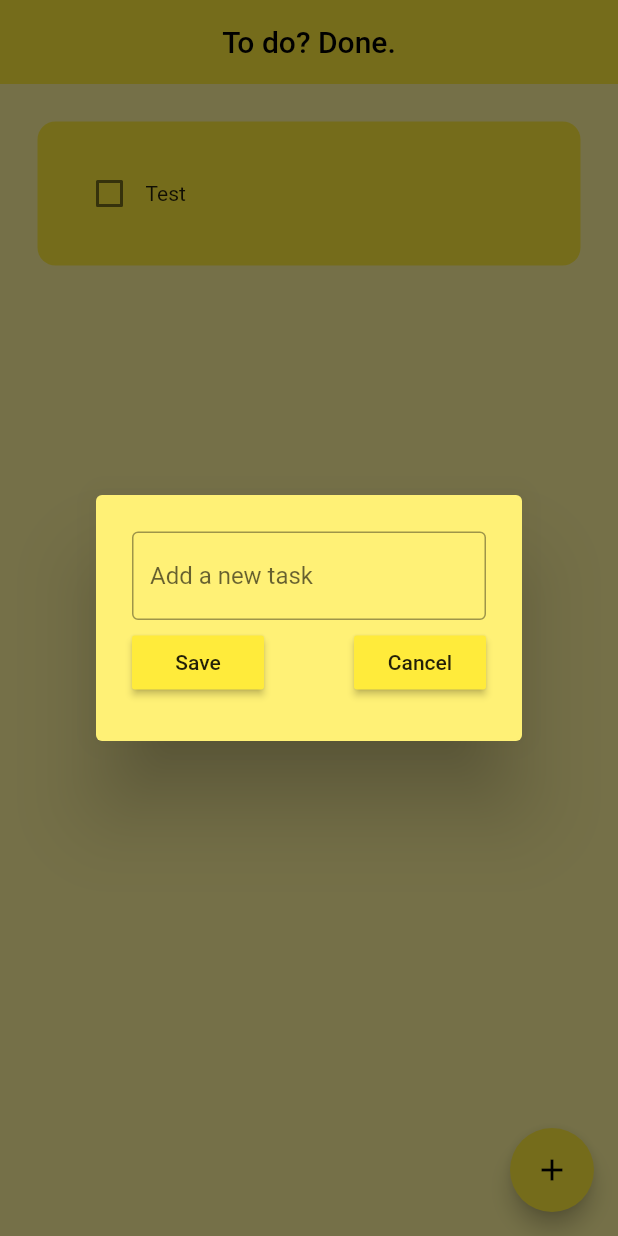
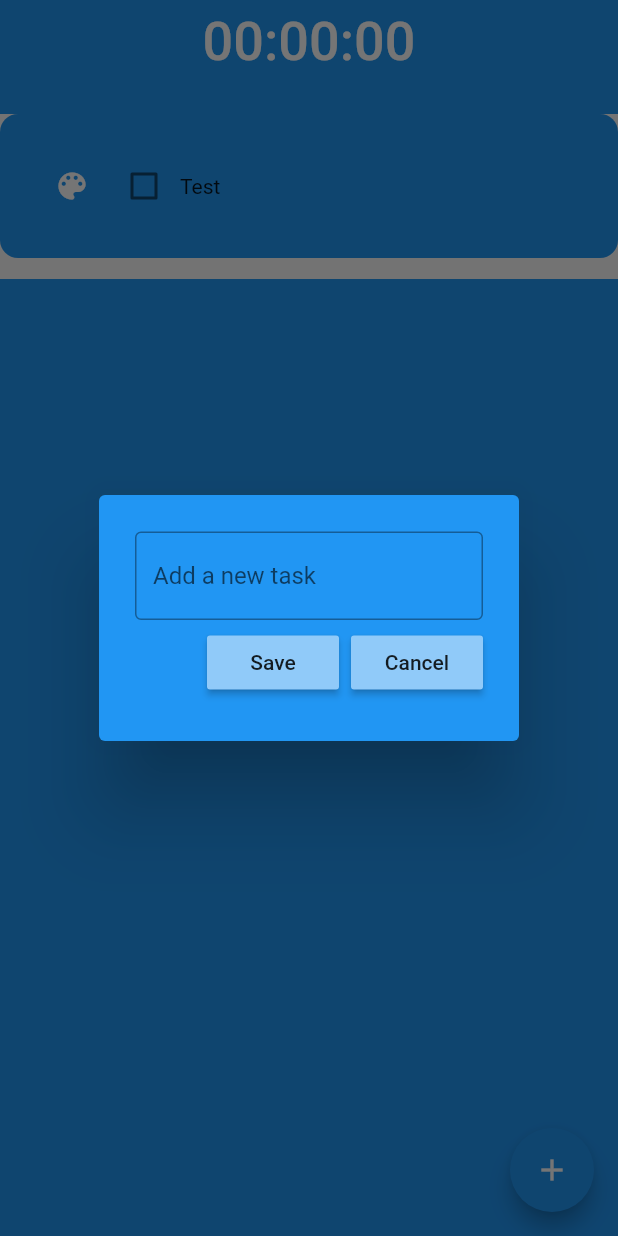
Before and after one commit to JoshuaHorowitz/Done, a Flutter app: the screen it shows after launch, after a tap on the "add" icon, on a phone screen of 412 x 824 dp. Run offline on Flutter 3.47's test engine with Material 2 defaults, Android fonts, the phone set to English and light mode, and no system bars; drawn by our look-alikes of flutter_slidable; our stand-ins replace animated_splash_screen, hive_flutter; missing offline and left inert: flutter_material_color_picker, todoflutter; accounts and stored records are empty.

Commit message:
Added styling and color picker to hive db so tiles keep their color

```diff
--- /dev/null
+++ b/lib/data/database.dart
@@ -0,0 +1,26 @@
+import 'package:flutter/material.dart';
+import 'package:hive_flutter/hive_flutter.dart';
+
+class ToDoDataBase {
+  List toDoList = [];
+
+  // reference our box
+  final _myBox = Hive.box('mybox');
+
+  // run this method if this is the 1st time ever opening this app
+  void createInitialData() {
+    toDoList = [
+      ["Test", false, Colors.blue],
+    ];
+  }
+
+  // load the data from database
+  void loadData() {
+    toDoList = _myBox.get("TODOLIST");
+  }
+
+  // update the database
+  void updateDataBase() {
+    _myBox.put("TODOLIST", toDoList);
+  }
+}
--- a/lib/main.dart
+++ b/lib/main.dart
@@ -1,20 +1,48 @@
+import 'package:animated_splash_screen/animated_splash_screen.dart';
 import 'package:flutter/material.dart';
-import 'package:done/pages/home_page.dart';
+import 'package:hive_flutter/hive_flutter.dart';
+import 'package:todoflutter/pages/splash.dart';
+import 'pages/home_page.dart';
 
-void main() {
+void main() async {
+  // init the hive
+  await Hive.initFlutter();
+
+  // open a box
+  var box = await Hive.openBox('mybox');
   runApp(const MyApp());
 }
 
 class MyApp extends StatelessWidget {
   const MyApp({super.key});
 
-  // This widget is the root of your application.
   @override
   Widget build(BuildContext context) {
     return MaterialApp(
       debugShowCheckedModeBanner: false,
-      home: HomePage(),
-      theme: ThemeData(primarySwatch: Colors.yellow),
+      home: AnimatedSplashScreen(
+          backgroundColor: Colors.blue,
+          splash: Center(
+            child: Container(
+              child: const Text("Got stuff to do?",
+                  style: TextStyle(fontSize: 36, fontWeight: FontWeight.bold)),
+            ),
+          ),
+          duration: 2000,
+          splashTransition: SplashTransition.fadeTransition,
+          nextScreen: AnimatedSplashScreen(
+              backgroundColor: Colors.lightBlueAccent,
+              splash: Center(
+                child: Container(
+                  child: const Text("Get it Done.",
+                      style:
+                          TextStyle(fontSize: 48, fontWeight: FontWeight.bold)),
+                ),
+              ),
+              duration: 2000,
+              splashTransition: SplashTransition.fadeTransition,
+              nextScreen: const HomePage())),
+      theme: ThemeData(primarySwatch: Colors.blue),
     );
   }
 }
--- a/lib/pages/home_page.dart
+++ b/lib/pages/home_page.dart
@@ -1,6 +1,8 @@
-import 'package:done/util/dialog_box.dart';
-import 'package:done/util/todo_tile.dart';
 import 'package:flutter/material.dart';
+import 'package:hive_flutter/hive_flutter.dart';
+import '../data/database.dart';
+import '../util/dialog_box.dart';
+import '../util/todo_tile.dart';
 
 class HomePage extends StatefulWidget {
   const HomePage({super.key});
@@ -10,58 +12,103 @@ class HomePage extends StatefulWidget {
 }
 
 class _HomePageState extends State<HomePage> {
-  //text controller
+  // reference the hive box
+  final _myBox = Hive.box('mybox');
+  ToDoDataBase db = ToDoDataBase();
+
+  @override
+  void initState() {
+    // if this is the 1st time ever openin the app, then create default data
+    if (_myBox.get("TODOLIST") == null) {
+      db.createInitialData();
+    } else {
+      // there already exists data
+      db.loadData();
+    }
+
+    super.initState();
+  }
+
+  // text controller
   final _controller = TextEditingController();
 
-  //Master to do list
-  List toDoList = [
-    ["Test", false]
-  ];
-
-  //Checkbox was tapped
+  // checkbox was tapped
   void checkBoxChanged(bool? value, int index) {
     setState(() {
-      toDoList[index][1] = !toDoList[index][1];
+      db.toDoList[index][1] = !db.toDoList[index][1];
     });
+    db.updateDataBase();
   }
 
-  void saveNewTask() {
-    toDoList.add([_controller.text, false]);
-    _controller.clear();
+  //Main color was changed
+  void mainColorChanged(Color? value, int index) {
+    setState((() {
+      db.toDoList[index][2] = value;
+    }));
+    db.updateDataBase();
   }
 
+  // save new task
+  void saveNewTask() {
+    setState(() {
+      db.toDoList.add([_controller.text, false, Colors.blue]);
+      _controller.clear();
+    });
+    Navigator.of(context).pop();
+    db.updateDataBase();
+  }
+
+  // create a new task
   void createNewTask() {
     showDialog(
       context: context,
-        builder: (BuildContext context) {
+      builder: (context) {
         return DialogBox(
           controller: _controller,
-            onCancel: () => {Navigator.of(context).pop()},
           onSave: saveNewTask,
+          onCancel: () => Navigator.of(context).pop(),
         );
+      },
+    );
+  }
+
+  // delete task
+  void deleteTask(int index) {
+    setState(() {
+      db.toDoList.removeAt(index);
     });
+    db.updateDataBase();
   }
 
   @override
-  Widget build(BuildContext buildContext) {
+  Widget build(BuildContext context) {
     return Scaffold(
-        backgroundColor: Colors.yellow[200],
+      backgroundColor: Colors.blue,
       appBar: AppBar(
         title: const Align(
-              alignment: Alignment.center, child: Text('To do? Done.')),
+            alignment: Alignment.center,
+            child: Text('00:00:00', style: TextStyle(fontSize: 36))),
         elevation: 0,
       ),
       floatingActionButton: FloatingActionButton(
         onPressed: createNewTask,
-          child: const Icon(Icons.add),
+        child: Icon(Icons.add),
       ),
-        body: ListView.builder(
-            itemCount: toDoList.length,
+      body: Padding(
+        padding: const EdgeInsets.only(top: 20.0),
+        child: ListView.builder(
+          itemCount: db.toDoList.length,
           itemBuilder: (context, index) {
             return ToDoTile(
-                  taskName: toDoList[index][0],
-                  taskCompleted: toDoList[index][1],
-                  onChanged: (value) => checkBoxChanged(value, index));
-            }));
+                taskName: db.toDoList[index][0],
+                taskCompleted: db.toDoList[index][1],
+                mainColor: db.toDoList[index][2],
+                onChanged: (value) => checkBoxChanged(value, index),
+                onMainColorChanged: (value) => mainColorChanged(value, index),
+                deleteFunction: (context) => deleteTask(index));
+          },
+        ),
+      ),
+    );
   }
 }
--- a/lib/util/dialog_box.dart
+++ b/lib/util/dialog_box.dart
@@ -1,41 +1,53 @@
-import 'package:done/util/submit_button.dart';
 import 'package:flutter/material.dart';
+
+import 'my_button.dart';
 
 class DialogBox extends StatelessWidget {
   final controller;
   VoidCallback onSave;
   VoidCallback onCancel;
 
-  DialogBox(
-      {super.key,
+  DialogBox({
+    super.key,
     required this.controller,
     required this.onSave,
-      required this.onCancel});
+    required this.onCancel,
+  });
 
   @override
   Widget build(BuildContext context) {
     return AlertDialog(
-      backgroundColor: Colors.yellow[300],
+      backgroundColor: Colors.blue,
       content: Container(
         height: 120,
         child: Column(
           mainAxisAlignment: MainAxisAlignment.spaceEvenly,
           children: [
+            // get user input
             TextField(
               controller: controller,
               decoration: InputDecoration(
-                    border: OutlineInputBorder(), hintText: "Add a new task"),
+                border: OutlineInputBorder(),
+                hintText: "Add a new task",
               ),
+            ),
+
+            // buttons -> save + cancel
             Row(
               mainAxisAlignment: MainAxisAlignment.end,
               children: [
-                  MyButton(name: "Save", onPressed: () {}),
-                  const SizedBox(width: 60),
-                  MyButton(name: "Cancel", onPressed: () {}),
+                // save button
+                MyButton(text: "Save", onPressed: onSave),
+
+                const SizedBox(width: 8),
+
+                // cancel button
+                MyButton(text: "Cancel", onPressed: onCancel),
               ],
-              )
+            ),
           ],
-          )),
+        ),
+      ),
     );
   }
 }
--- /dev/null
+++ b/lib/util/my_button.dart
@@ -0,0 +1,20 @@
+import 'package:flutter/material.dart';
+
+class MyButton extends StatelessWidget {
+  final String text;
+  VoidCallback onPressed;
+  MyButton({
+    super.key,
+    required this.text,
+    required this.onPressed,
+  });
+
+  @override
+  Widget build(BuildContext context) {
+    return MaterialButton(
+      onPressed: onPressed,
+      color: Theme.of(context).backgroundColor,
+      child: Text(text),
+    );
+  }
+}
--- a/lib/util/submit_button.dart
+++ /dev/null
@@ -1,17 +0,0 @@
-import 'package:flutter/material.dart';
-
-class MyButton extends StatelessWidget {
-  final String name;
-  final VoidCallback onPressed;
-
-  MyButton({super.key, required this.name, required this.onPressed});
-
-  @override
-  Widget build(BuildContext context) {
-    return MaterialButton(
-      onPressed: onPressed,
-      child: Text(name),
-      color: Theme.of(context).primaryColor,
-    );
-  }
-}
--- a/lib/util/todo_tile.dart
+++ b/lib/util/todo_tile.dart
@@ -1,39 +1,123 @@
 import 'package:flutter/material.dart';
+import 'package:flutter_slidable/flutter_slidable.dart';
+import 'package:flutter_material_color_picker/flutter_material_color_picker.dart';
 
-class ToDoTile extends StatelessWidget {
+// ignore: must_be_immutable
+class ToDoTile extends StatefulWidget {
   final String taskName;
   final bool taskCompleted;
+  Color mainColor;
   Function(bool?)? onChanged;
+  Function(BuildContext)? deleteFunction;
+  Function(Color?)? onMainColorChanged;
 
-  ToDoTile(
-      {super.key,
+  ToDoTile({
+    super.key,
     required this.taskName,
     required this.taskCompleted,
-      required this.onChanged});
+    required this.onChanged,
+    required this.deleteFunction,
+    required this.mainColor,
+    required this.onMainColorChanged,
+  });
+
+  @override
+  State<ToDoTile> createState() => _ToDoTileState();
+}
+
+class _ToDoTileState extends State<ToDoTile> {
+  Color? _tempMainColor;
 
   @override
   Widget build(BuildContext context) {
-    return Padding(
-      padding: const EdgeInsets.only(left: 25.0, right: 25.0, top: 25.0),
+    void showColorDialog() {
+      showDialog(
+          context: context,
+          builder: (context) {
+            return SizedBox(
+                height: 50,
+                child: Scaffold(
+                    body: Column(
+                  children: [
+                    MaterialColorPicker(
+                        selectedColor: widget.mainColor,
+                        allowShades: false,
+                        onMainColorChange: (color) =>
+                            {setState(() => _tempMainColor = color)}),
+                    Row(
+                      children: [
+                        TextButton(
+                          child: const Text("Choose"),
+                          onPressed: () {
+                            setState(
+                                () => {widget.mainColor = _tempMainColor!});
+                            widget.onMainColorChanged!(widget.mainColor);
+                            Navigator.of(context).pop();
+                          },
+                        ),
+                        TextButton(
+                          child: const Text("Cancel"),
+                          onPressed: () {
+                            Navigator.of(context).pop();
+                          },
+                        ),
+                      ],
+                    )
+                  ],
+                )));
+          });
+    }
+
+    return SizedBox(
+      height: 110,
+      child: Scaffold(
+        body: Slidable(
+          endActionPane: ActionPane(
+            motion: const StretchMotion(),
+            children: [
+              SlidableAction(
+                onPressed: widget.deleteFunction,
+                icon: Icons.delete,
+                backgroundColor: Colors.red.shade300,
+                borderRadius: BorderRadius.circular(12),
+              )
+            ],
+          ),
           child: Container(
-        padding: EdgeInsets.all(24),
+              padding: const EdgeInsets.all(24),
               decoration: BoxDecoration(
-            color: Colors.yellow, borderRadius: BorderRadius.circular(12)),
+                color: widget.mainColor,
+                borderRadius: BorderRadius.circular(12),
+              ),
               child: Row(
                 children: [
-            //Checkbox
+                  IconButton(
+                    onPressed: () {
+                      showColorDialog();
+                    },
+                    icon: const Icon(Icons.color_lens),
+                    color: Colors.white,
+                  ),
+                  // checkbox
                   Checkbox(
-              value: taskCompleted,
-              onChanged: onChanged,
+                    value: widget.taskCompleted,
+                    onChanged: widget.onChanged,
                     activeColor: Colors.black,
                   ),
-            //Task name
-            Text(taskName,
+
+                  // task name
+                  Flexible(
+                      child: Text(
+                    widget.taskName,
+                    overflow: TextOverflow.ellipsis,
                     style: TextStyle(
-                    decoration: taskCompleted
+                      decoration: widget.taskCompleted
                           ? TextDecoration.lineThrough
-                        : TextDecoration.none)),
+                          : TextDecoration.none,
+                    ),
+                  ))
                 ],
+              )),
         ),
       ),
     );
```
Also changed, not shown: lib/pages/splash.dart (added, +34 -0 lines). Lines whose indentation alone changed are shown as unchanged.
